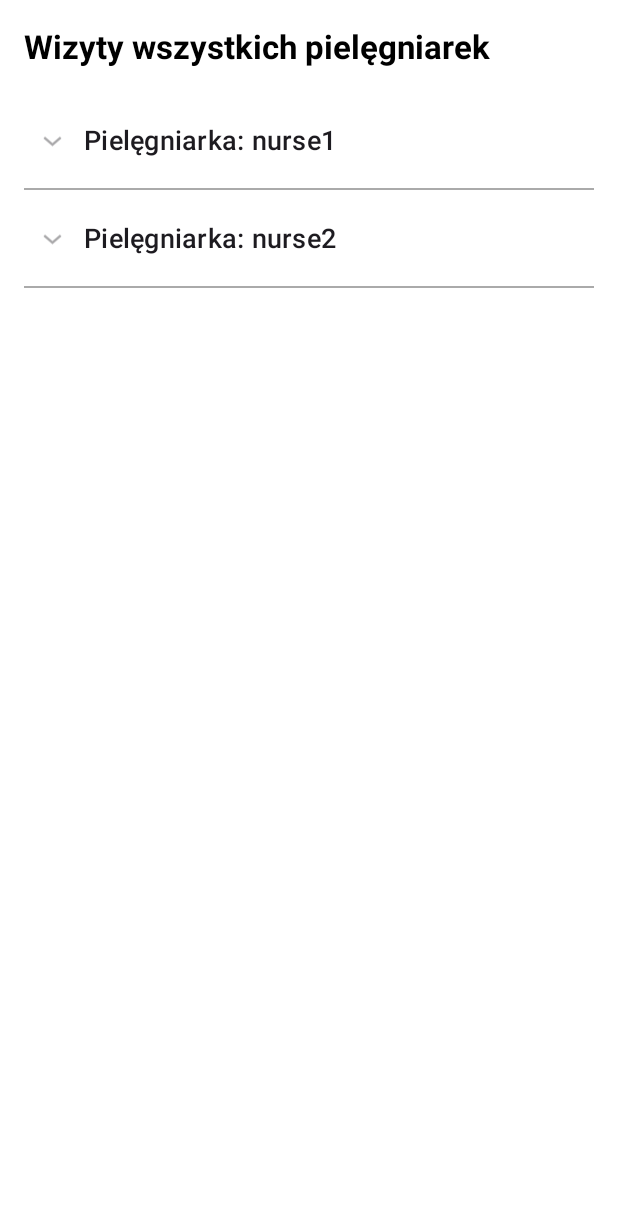
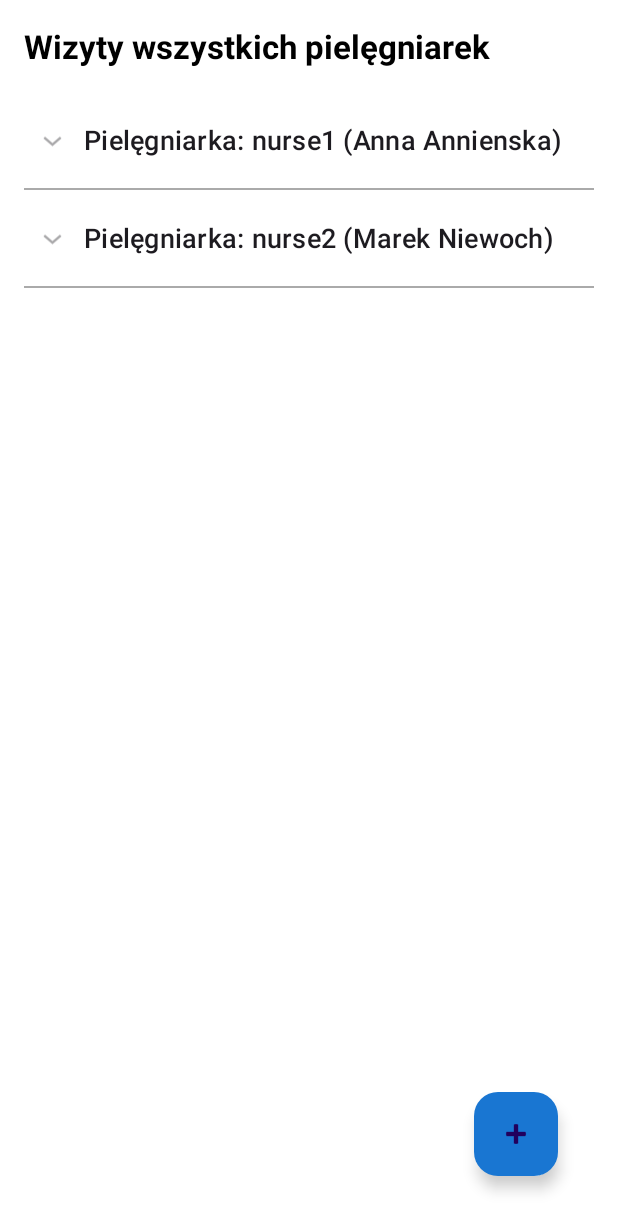
Before and after one commit to KamilSterniuk/Nursely, an Android app: the AdminActivity screen opened directly, with no data from a screen before it, on a phone screen of 412 x 824 dp. Shown: the top 1231 px of the screen. Run offline under Robolectric (Android 15) with nearby library versions, the phone set to English and light mode, and no system bars.

Commit message:
my approach

```diff
--- a/app/src/main/AndroidManifest.xml
+++ b/app/src/main/AndroidManifest.xml
@@ -28,6 +28,7 @@
         <activity android:name=".EventDetailActivity" />
         <activity android:name=".AddEventActivity" />
         <activity android:name=".AdminVisitDetailActivity" />
+        <activity android:name=".AddEventAdminActivity" />
 
     </application>
 
--- a/app/src/main/assets/users.json
+++ b/app/src/main/assets/users.json
@@ -8,6 +8,7 @@
     "login": "nurse1",
     "password": "nurse123",
     "userType": "nurse",
+    "nurseName": "Anna Annienska",
     "events": [
       {
         "date": "2025-05-05",
@@ -195,6 +196,7 @@
     "login": "nurse2",
     "password": "nurse456",
     "userType": "nurse",
+    "nurseName": "Marek Niewoch",
     "events": [
       {
         "date": "2025-05-05",
--- a/app/src/main/java/com/example/nursely/AdminActivity.java
+++ b/app/src/main/java/com/example/nursely/AdminActivity.java
@@ -1,5 +1,6 @@
 package com.example.nursely;
 
+import android.content.Intent;
 import android.os.Bundle;
 import android.widget.ExpandableListView;
 import android.widget.Toast;
@@ -8,11 +9,14 @@ import org.json.JSONArray;
 import org.json.JSONObject;
 import java.io.*;
 import java.util.*;
+import com.google.android.material.floatingactionbutton.FloatingActionButton;
+
 
 public class AdminActivity extends AppCompatActivity {
 
     ExpandableListView expandableListView;
     List<String> nurseList;
+    List<String> nurseNameList;
     HashMap<String, List<JSONObject>> visitMap;
     AdminExpandableListAdapter adapter;
 
@@ -22,12 +26,21 @@ public class AdminActivity extends AppCompatActivity {
         setContentView(R.layout.activity_admin);
 
         expandableListView = findViewById(R.id.expandableListView);
+
+        FloatingActionButton addEventFab = findViewById(R.id.addEventFab);
+        addEventFab.setOnClickListener(v -> {
+            Intent intent = new Intent(AdminActivity.this, AddEventAdminActivity.class);
+//            intent.putExtra("login", currentLogin);
+            startActivity(intent);
+        });
+
         nurseList = new ArrayList<>();
+        nurseNameList = new ArrayList<>();
         visitMap = new HashMap<>();
 
         loadVisits();
 
-        adapter = new AdminExpandableListAdapter(this, nurseList, visitMap);
+        adapter = new AdminExpandableListAdapter(this, nurseList, nurseNameList, visitMap);
         expandableListView.setAdapter(adapter);
     }
 
@@ -35,7 +48,7 @@ public class AdminActivity extends AppCompatActivity {
     protected void onResume() {
         super.onResume();
         loadVisits();
-        adapter = new AdminExpandableListAdapter(this, nurseList, visitMap);
+        adapter = new AdminExpandableListAdapter(this, nurseList, nurseNameList, visitMap);
         expandableListView.setAdapter(adapter);
     }
 
@@ -44,6 +57,7 @@ public class AdminActivity extends AppCompatActivity {
         try {
             nurseList.clear();
             visitMap.clear();
+            nurseNameList.clear();
 
             File file = new File(getFilesDir(), "users.json");
             BufferedReader reader = new BufferedReader(new FileReader(file));
@@ -62,6 +76,8 @@ public class AdminActivity extends AppCompatActivity {
                 if (user.getString("userType").equals("nurse")) {
                     String nurseLogin = user.getString("login");
                     nurseList.add(nurseLogin);
+                    String nurseName = user.getString("nurseName");
+                    nurseNameList.add(nurseName);
                     List<JSONObject> visits = new ArrayList<>();
 
                     JSONArray events = user.optJSONArray("events");
--- a/app/src/main/java/com/example/nursely/AdminExpandableListAdapter.java
+++ b/app/src/main/java/com/example/nursely/AdminExpandableListAdapter.java
@@ -15,12 +15,15 @@ public class AdminExpandableListAdapter extends BaseExpandableListAdapter {
 
     private Context context;
     private List<String> nurseList;
+    private List<String> nurseNameList;
+
     private HashMap<String, List<JSONObject>> visitMap;
 
-    public AdminExpandableListAdapter(Context context, List<String> nurseList, HashMap<String, List<JSONObject>> visitMap) {
+    public AdminExpandableListAdapter(Context context, List<String> nurseList, List<String> nurseNameList,HashMap<String, List<JSONObject>> visitMap) {
         this.context = context;
         this.nurseList = nurseList;
         this.visitMap = visitMap;
+        this.nurseNameList = nurseNameList;
     }
 
     @Override
@@ -60,13 +63,16 @@ public class AdminExpandableListAdapter extends BaseExpandableListAdapter {
 
     @Override
     public View getGroupView(int groupPosition, boolean isExpanded, View convertView, ViewGroup parent) {
-        String nurseName = (String) getGroup(groupPosition);
+//        String nurseName = (String) getGroup(groupPosition);
+        String nurseName = nurseList.get(groupPosition);
+        String nurseFullName = nurseNameList.get(groupPosition); //imię i nazwisko
         if (convertView == null) {
             LayoutInflater inflater = LayoutInflater.from(context);
             convertView = inflater.inflate(android.R.layout.simple_expandable_list_item_1, parent, false);
         }
         TextView textView = convertView.findViewById(android.R.id.text1);
-        textView.setText("Pielęgniarka: " + nurseName);
+//        textView.setText("Pielęgniarka: " + nurseName);
+        textView.setText("Pielęgniarka: " + nurseName + " (" + nurseFullName + ")");
         textView.setTextSize(18f);
         return convertView;
     }
--- a/app/src/main/res/layout/activity_admin.xml
+++ b/app/src/main/res/layout/activity_admin.xml
@@ -1,5 +1,7 @@
 <?xml version="1.0" encoding="utf-8"?>
 <LinearLayout xmlns:android="http://schemas.android.com/apk/res/android"
+    xmlns:app="http://schemas.android.com/apk/res-auto"
+
     android:layout_width="match_parent"
     android:layout_height="match_parent"
     android:orientation="vertical"
@@ -22,4 +24,15 @@
         android:layout_weight="1"
         android:divider="@android:color/darker_gray"
         android:dividerHeight="1dp" />
+
+    <com.google.android.material.floatingactionbutton.FloatingActionButton
+        android:id="@+id/addEventFab"
+        android:layout_width="wrap_content"
+        android:layout_height="wrap_content"
+        android:layout_gravity="bottom|end"
+        android:layout_margin="24dp"
+        android:contentDescription="Dodaj wizytę"
+        app:srcCompat="@android:drawable/ic_input_add"
+        android:tint="@android:color/white"
+        app:backgroundTint="@color/nursely_blue" />
 </LinearLayout>
```
Also changed, not shown: app/src/main/java/com/example/nursely/AddEventAdminActivity.java (added, +176 -0 lines), app/src/main/res/layout/activity_add_event_admin.xml (added, +118 -0 lines), app/src/main/res/layout/item_admin_visit.xml (+12 -0 lines).
